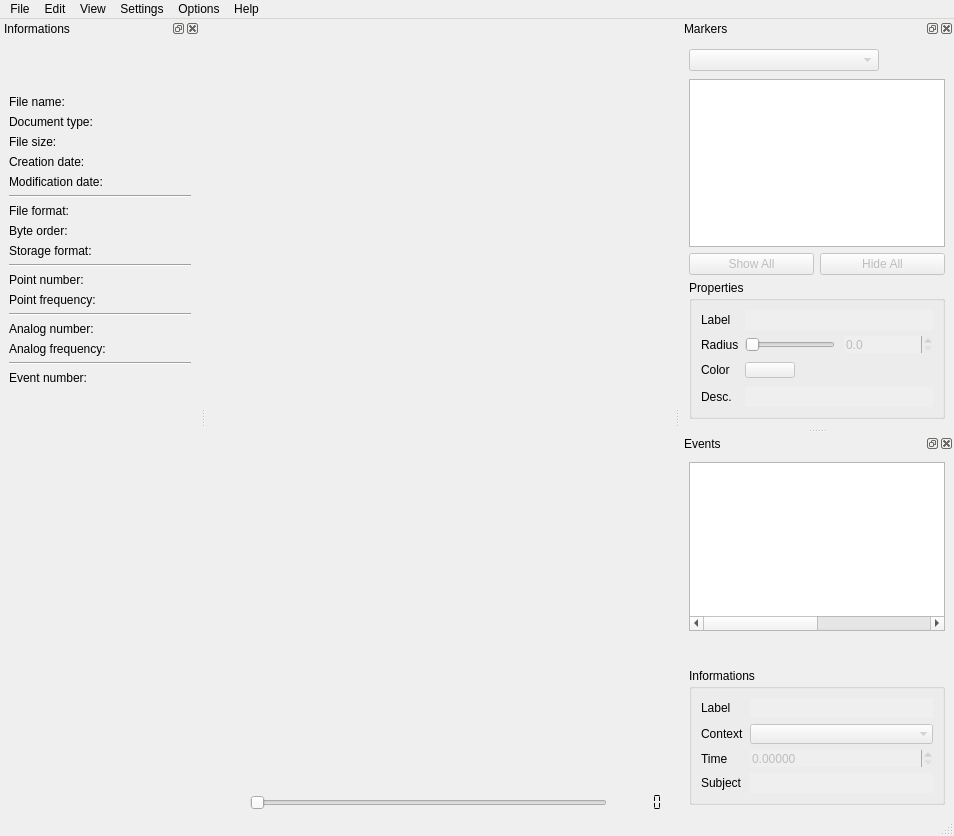
Biomechanical-ToolKit/BTKCore, file Tools/Mokka/MainWindow.ui: the form before one commit.
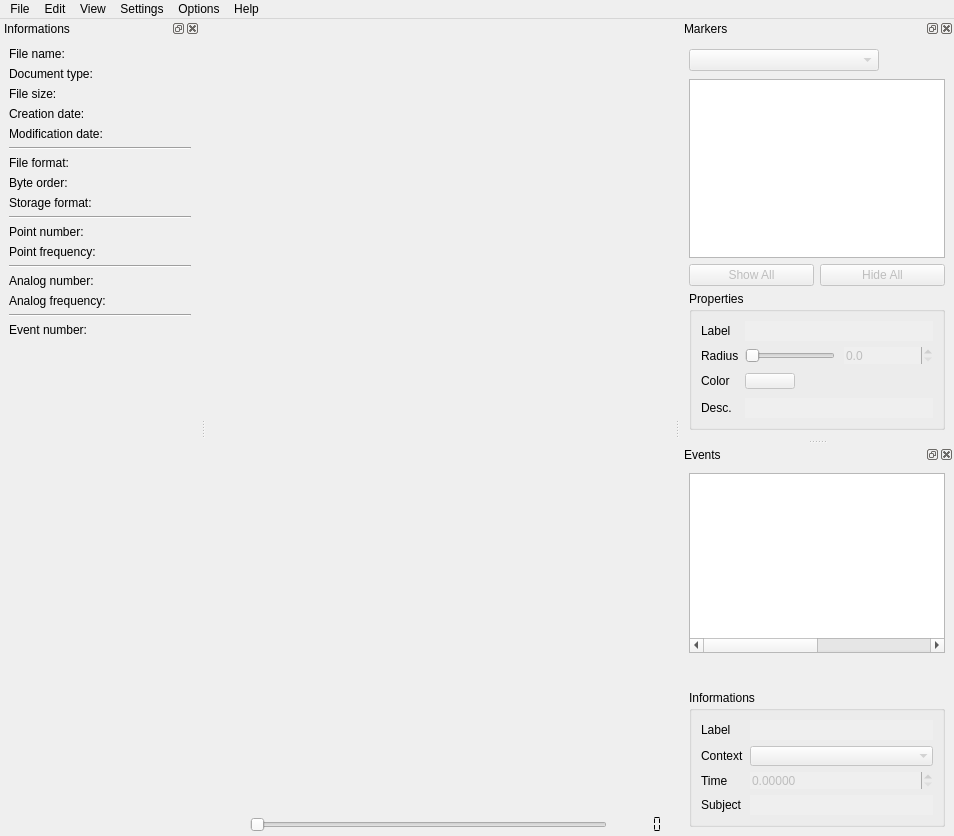
The form after the commit. Icons and pictures are not drawn. Custom widgets are drawn as their Qt base class.

Commit message: [UPD] Mokka: Starting to refactor the code to use the new UI. Uncomment line 60 in MainWindow.cpp to use the new UI. [UPD] Mokka: AbstractView: Arrow shift removed in the stylized combo box. [FIX] Mokka: Height of the Informations Dock is not updated to its content.

Diff of the .ui file:
```diff
--- a/Tools/Mokka/MainWindow.ui
+++ b/Tools/Mokka/MainWindow.ui
@@ -15,17 +15,14 @@
    <string>No file</string>
   </property>
   <widget class="QWidget" name="centralwidget">
-   <layout class="QGridLayout" name="gridLayout_2">
-    <property name="horizontalSpacing">
+   <layout class="QVBoxLayout" name="verticalLayout_5">
+    <property name="spacing">
      <number>0</number>
     </property>
-    <property name="verticalSpacing">
-     <number>6</number>
-    </property>
     <property name="margin">
      <number>0</number>
     </property>
-    <item row="1" column="0">
+    <item>
      <widget class="MultiViewWidget" name="multiView" native="true">
       <property name="sizePolicy">
        <sizepolicy hsizetype="Preferred" vsizetype="Preferred">
@@ -44,7 +41,26 @@
       </property>
      </widget>
     </item>
-    <item row="2" column="0">
+    <item>
+     <widget class="TimeEventControlerWidget" name="timeEventControler" native="true">
+      <property name="enabled">
+       <bool>false</bool>
+      </property>
+      <property name="sizePolicy">
+       <sizepolicy hsizetype="Preferred" vsizetype="Fixed">
+        <horstretch>0</horstretch>
+        <verstretch>0</verstretch>
+       </sizepolicy>
+      </property>
+      <property name="minimumSize">
+       <size>
+        <width>0</width>
+        <height>110</height>
+       </size>
+      </property>
+     </widget>
+    </item>
+    <item>
      <widget class="QFrame" name="frame">
       <property name="sizePolicy">
        <sizepolicy hsizetype="Preferred" vsizetype="Fixed">
@@ -241,7 +257,6 @@
    <addaction name="menuOptions"/>
    <addaction name="menuHelp"/>
   </widget>
-  <widget class="QStatusBar" name="statusbar"/>
   <widget class="QDockWidget" name="markersDock">
    <property name="enabled">
     <bool>true</bool>
@@ -1240,13 +1255,13 @@
    <property name="minimumSize">
     <size>
      <width>200</width>
-     <height>424</height>
+     <height>0</height>
     </size>
    </property>
    <property name="maximumSize">
     <size>
      <width>500</width>
-     <height>424</height>
+     <height>16777215</height>
     </size>
    </property>
    <property name="floating">
@@ -1269,6 +1284,9 @@
      </sizepolicy>
     </property>
     <layout class="QFormLayout" name="formLayout">
+     <property name="fieldGrowthPolicy">
+      <enum>QFormLayout::FieldsStayAtSizeHint</enum>
+     </property>
      <item row="0" column="0">
       <widget class="QLabel" name="fileNameLabel">
        <property name="text">
@@ -1703,6 +1721,12 @@
    <extends>QTableWidget</extends>
    <header>TableWidget.h</header>
   </customwidget>
+  <customwidget>
+   <class>TimeEventControlerWidget</class>
+   <extends>QWidget</extends>
+   <header>TimeEventControlerWidget.h</header>
+   <container>1</container>
+  </customwidget>
  </customwidgets>
  <resources>
   <include location="images.qrc"/>
```
Left out of the diff: 16 changed lines with no effect on the pictures. The commit also changes 4 other files.
